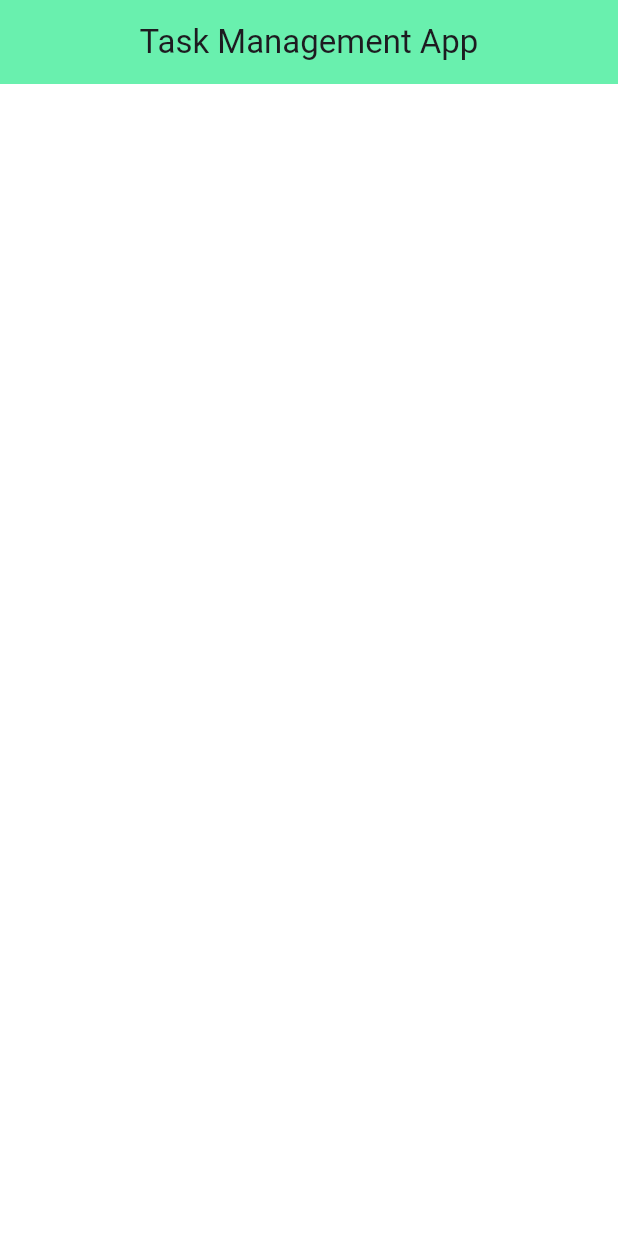
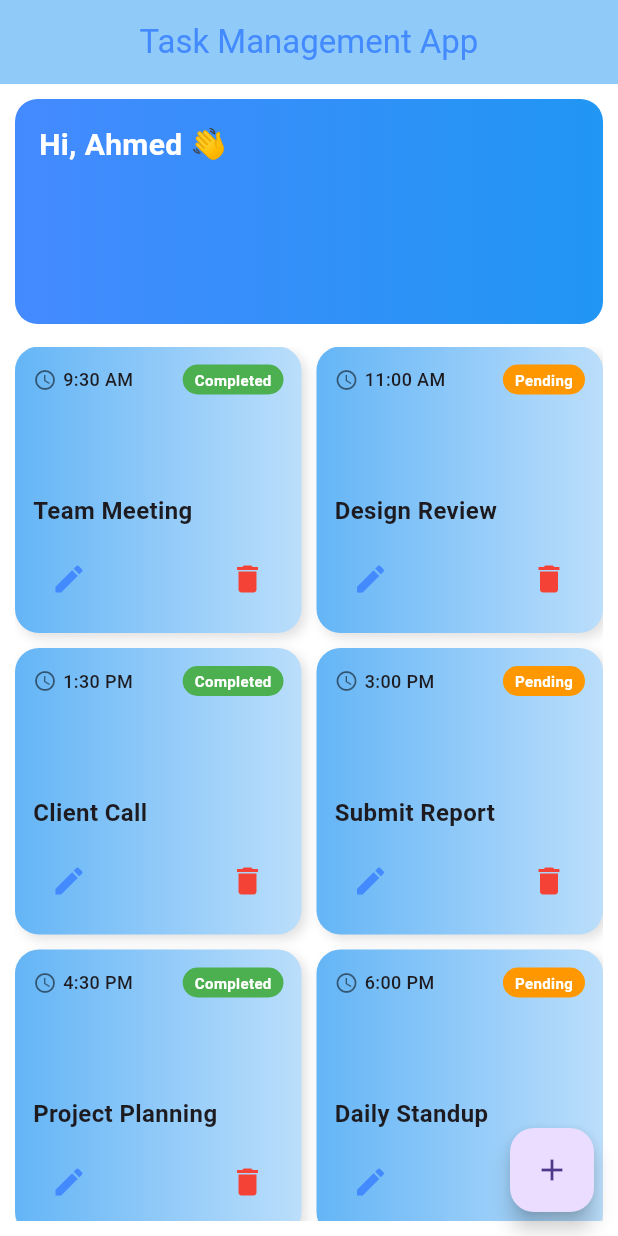
Before and after one commit to ahmedhamzarana/flutter-internship-developershub, a Flutter app: the screen it shows after launch, on a phone screen of 412 x 824 dp. Run offline on Flutter 3.47's test engine with Material 3 defaults, Android fonts, the phone set to English and light mode, and no system bars; our stand-ins replace flutter_secure_storage.

Commit message:
Make A Task Card

```diff
--- /dev/null
+++ b/flutter-task-phase-1-developershub/task_weak_3/lib/components/task_card.dart
@@ -0,0 +1,115 @@
+import 'package:flutter/material.dart';
+
+class TaskCard extends StatelessWidget {
+  final String title;
+  final String time;
+  final String status;
+  final VoidCallback onEdit;
+  final VoidCallback onDelete;
+
+  const TaskCard({
+    super.key,
+    required this.title,
+    required this.time,
+    required this.status,
+    required this.onEdit,
+    required this.onDelete,
+  });
+
+  @override
+  Widget build(BuildContext context) {
+    Color statusColor =
+        status == "Completed" ? Colors.green : Colors.orange;
+
+    return Container(
+      padding: const EdgeInsets.all(12),
+      decoration: BoxDecoration(
+        gradient: LinearGradient(
+          colors: [
+            Colors.blue.shade300,
+            Colors.blue.shade100,
+          ],
+        ),
+        borderRadius: BorderRadius.circular(16),
+        boxShadow: [
+          BoxShadow(
+            color: Colors.grey.shade300,
+            blurRadius: 6,
+            offset: const Offset(3, 3),
+          ),
+        ],
+      ),
+      child: Column(
+        crossAxisAlignment: CrossAxisAlignment.start,
+        children: [
+
+          /// Time + Status
+          Row(
+            mainAxisAlignment: MainAxisAlignment.spaceBetween,
+            children: [
+              Row(
+                children: [
+                  const Icon(Icons.access_time,
+                      size: 16, color: Colors.black54),
+                  const SizedBox(width: 4),
+                  Text(
+                    time,
+                    style: const TextStyle(
+                        fontSize: 12,
+                        fontWeight: FontWeight.w500),
+                  ),
+                ],
+              ),
+
+              Container(
+                padding: const EdgeInsets.symmetric(
+                    horizontal: 8, vertical: 3),
+                decoration: BoxDecoration(
+                  color: statusColor,
+                  borderRadius: BorderRadius.circular(20),
+                ),
+                child: Text(
+                  status,
+                  style: const TextStyle(
+                      color: Colors.white,
+                      fontSize: 10,
+                      fontWeight: FontWeight.bold),
+                ),
+              ),
+            ],
+          ),
+
+          const Spacer(),
+
+          /// Task Title
+          Text(
+            title,
+            style: const TextStyle(
+              fontSize: 16,
+              fontWeight: FontWeight.bold,
+            ),
+          ),
+
+          const SizedBox(height: 10),
+
+          /// Buttons
+          Row(
+            mainAxisAlignment: MainAxisAlignment.spaceBetween,
+            children: [
+              IconButton(
+                onPressed: onEdit,
+                icon: const Icon(Icons.edit),
+                color: Colors.blueAccent,
+              ),
+              IconButton(
+                onPressed: onDelete,
+                icon: const Icon(Icons.delete),
+                color: Colors.red,
+              ),
+            ],
+          ),
+        ],
+      ),
+    );
+  }
+}
--- a/flutter-task-phase-1-developershub/task_weak_3/lib/main.dart
+++ b/flutter-task-phase-1-developershub/task_weak_3/lib/main.dart
@@ -18,7 +18,6 @@ class MyApp extends StatelessWidget {
   Widget build(BuildContext context) {
     return MaterialApp(
       title: 'Flutter Demo',
-      theme: ThemeData(colorScheme: .fromSeed(seedColor: Colors.deepPurple)),
       routes: AppRoutes.routes,
       initialRoute: AppRoutes.splashRoute,
     );
--- a/flutter-task-phase-1-developershub/task_weak_3/lib/screens/home_screen.dart
+++ b/flutter-task-phase-1-developershub/task_weak_3/lib/screens/home_screen.dart
@@ -1,16 +1,149 @@
 import 'package:flutter/material.dart';
+import 'package:task_weak_3/components/task_card.dart';
 
-class HomeScreen extends StatelessWidget {
+class HomeScreen extends StatefulWidget {
   const HomeScreen({super.key});
+
+  @override
+  State<HomeScreen> createState() => _HomeScreenState();
+}
+
+class _HomeScreenState extends State<HomeScreen> {
+
+  List<Map<String, String>> tasks = [
+    {"title": "Team Meeting", "time": "9:30 AM", "status": "Completed"},
+    {"title": "Design Review", "time": "11:00 AM", "status": "Pending"},
+    {"title": "Client Call", "time": "1:30 PM", "status": "Completed"},
+    {"title": "Submit Report", "time": "3:00 PM", "status": "Pending"},
+    {"title": "Project Planning", "time": "4:30 PM", "status": "Completed"},
+    {"title": "Daily Standup", "time": "6:00 PM", "status": "Pending"},
+    {"title": "Daily Standup", "time": "6:00 PM", "status": "Pending"},
+  ];
+
+  void deleteTask(int index) {
+    setState(() {
+      tasks.removeAt(index);
+    });
+  }
 
   @override
   Widget build(BuildContext context) {
     return Scaffold(
       backgroundColor: Colors.white,
+
       appBar: AppBar(
-        backgroundColor: Colors.greenAccent,
-        title: Text("Task Management App"),
+        backgroundColor: Colors.blue.shade200,
         centerTitle: true,
+        title: const Text(
+          "Task Management App",
+          style: TextStyle(color: Colors.blueAccent),
+        ),
+      ),
+
+      body: Padding(
+        padding: const EdgeInsets.all(10),
+        child: Column(
+          children: [
+
+            /// Header
+            Container(
+              width: double.infinity,
+              height: 150,
+              decoration: BoxDecoration(
+                gradient: const LinearGradient(
+                  colors: [Colors.blueAccent, Colors.blue],
+                ),
+                borderRadius: BorderRadius.circular(15),
+              ),
+              child: const Padding(
+                padding: EdgeInsets.all(16),
+                child: Align(
+                  alignment: Alignment.topLeft,
+                  child: Text(
+                    "Hi, Ahmed 👋",
+                    style: TextStyle(
+                      color: Colors.white,
+                      fontSize: 20,
+                      fontWeight: FontWeight.bold,
+                    ),
+                  ),
+                ),
+              ),
+            ),
+
+            const SizedBox(height: 15),
+
+            /// Tasks Grid
+            Expanded(
+              child: GridView.builder(
+                itemCount: tasks.length,
+                gridDelegate:
+                    const SliverGridDelegateWithFixedCrossAxisCount(
+                  crossAxisCount: 2,
+                  crossAxisSpacing: 10,
+                  mainAxisSpacing: 10,
+                ),
+                itemBuilder: (context, index) {
+
+                  final task = tasks[index];
+
+                  return TaskCard(
+                    title: task["title"]!,
+                    time: task["time"]!,
+                    status: task["status"]!,
+
+                    onEdit: () {
+                      ScaffoldMessenger.of(context).showSnackBar(
+                        const SnackBar(
+                          content: Text("Edit feature coming soon"),
+                        ),
+                      );
+                    },
+
+                    onDelete: () {
+                      showDialog(
+                        context: context,
+                        builder: (context) => AlertDialog(
+                          title: const Text("Delete Task"),
+                          content: const Text(
+                              "Are you sure you want to delete this task?"),
+                          actions: [
+
+                            TextButton(
+                              onPressed: () {
+                                Navigator.pop(context);
+                              },
+                              child: const Text("Cancel"),
+                            ),
+
+                            TextButton(
+                              onPressed: () {
+                                deleteTask(index);
+                                Navigator.pop(context);
+                              },
+                              child: const Text("Delete"),
+                            ),
+                          ],
+                        ),
+                      );
+                    },
+                  );
+                },
+              ),
+            ),
+          ],
+        ),
+      ),
+
+      floatingActionButton: FloatingActionButton(
+        onPressed: () {
+          ScaffoldMessenger.of(context).showSnackBar(
+            const SnackBar(
+              content: Text("Add Task feature coming soon"),
+            ),
+          );
+        },
+        child: const Icon(Icons.add),
       ),
     );
   }
--- a/flutter-task-phase-1-developershub/task_weak_3/lib/screens/splash_screen.dart
+++ b/flutter-task-phase-1-developershub/task_weak_3/lib/screens/splash_screen.dart
@@ -17,14 +17,14 @@ class SplashScreen extends StatelessWidget {
             begin: Alignment.topLeft,
             end: Alignment.bottomRight,
             stops: [0.1, 0.5],
-            colors: [Colors.white, Colors.grey],
+            colors: [Colors.blue, Colors.blueAccent],
           ),
         ),
         child: Column(
           mainAxisAlignment: MainAxisAlignment.center,
           crossAxisAlignment: CrossAxisAlignment.center,
           children: [
-            // Container(width: 200, height: 200, child: Image.asset("logo.png")),
+            Text("Task Management", style: TextStyle(color: Colors.white,fontSize: 24,fontWeight: FontWeight.bold)),
           ],
         ),
       ),
```
